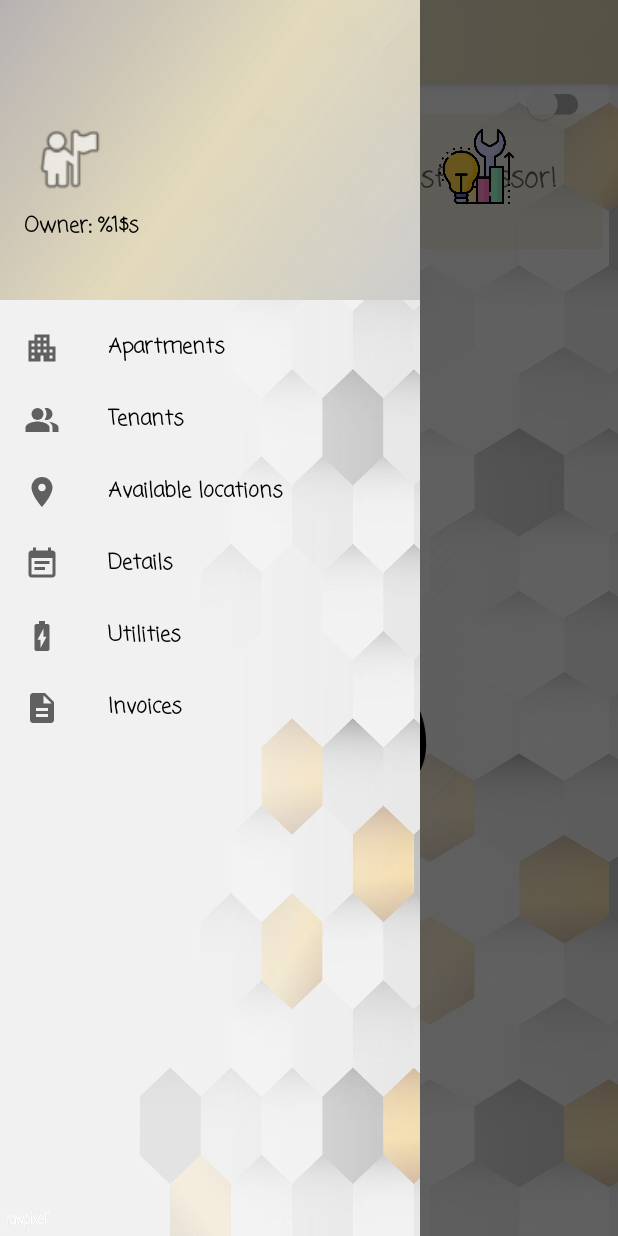
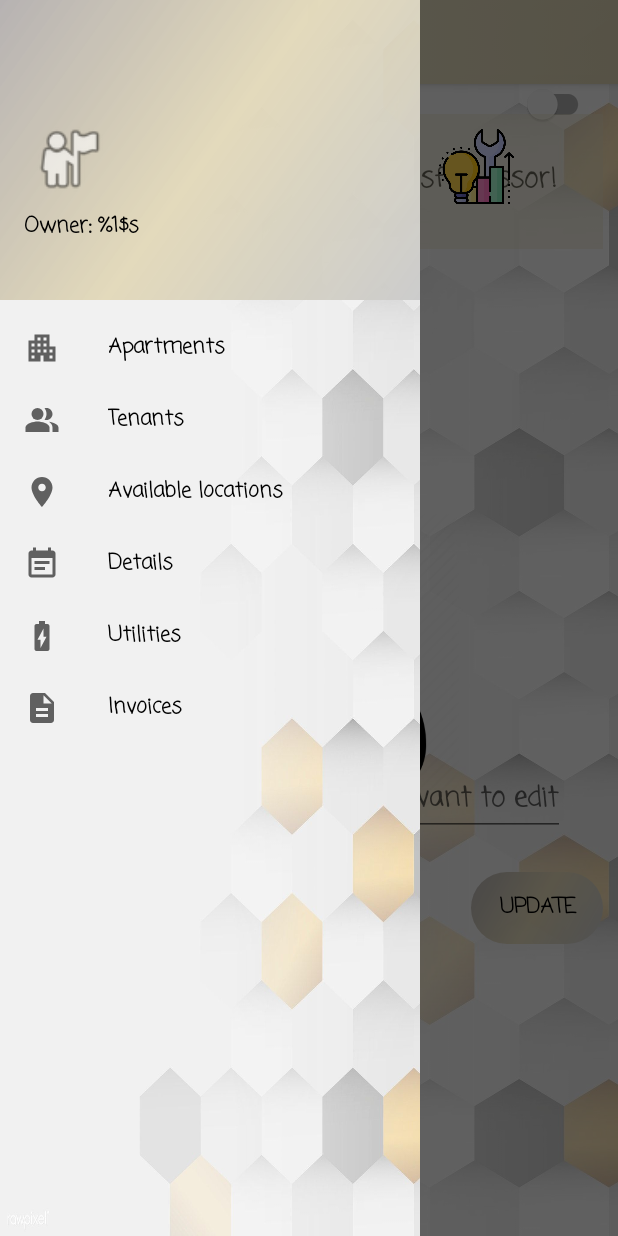
Before and after one commit to IuliaTanase/android_project, an Android app: the fragment UtilityFragment placed in its activity, with the side drawer open, on a phone screen of 412 x 824 dp. Run offline under Robolectric (Android 15) with nearby library versions, the phone set to English and light mode, and no system bars; our stand-ins replace Firebase (no records; nobody signed in at launch, a user with empty details on screens opened directly), Room's generated code; network calls fail.

Commit message:
update done

```diff
--- a/Proiect/app/src/main/java/com/example/proiect/AddUtilityActivity.java
+++ b/Proiect/app/src/main/java/com/example/proiect/AddUtilityActivity.java
@@ -10,6 +10,7 @@ import android.view.View;
 import android.widget.ArrayAdapter;
 import android.widget.Button;
 import android.widget.CompoundButton;
+import android.widget.EditText;
 import android.widget.ScrollView;
 import android.widget.Spinner;
 import android.widget.TextView;
@@ -31,6 +32,8 @@ public class AddUtilityActivity extends AppCompatActivity {
     private TextView tvUtilityName;
     private TextView tvUtilityProvider;
     private SharedPreferences preferences;
+    EditText etUpdateInvoice;
+    Button btnUpdateInvoice;
 
     private Intent i;
     private Utility utility = null;
@@ -125,6 +128,8 @@ public class AddUtilityActivity extends AppCompatActivity {
         btnSave.setOnClickListener(saveUtility());
 
         preferences = getSharedPreferences(MainActivity.THEME_PREF, MODE_PRIVATE);
+
+
     }
 
     private View.OnClickListener saveUtility() {
--- a/Proiect/app/src/main/java/com/example/proiect/fragments/ApartmentsFragment.java
+++ b/Proiect/app/src/main/java/com/example/proiect/fragments/ApartmentsFragment.java
@@ -93,7 +93,7 @@ public class ApartmentsFragment extends Fragment {
         lvApartments = view.findViewById(R.id.androidele_lv_apartments);
 
         grow = AnimationUtils.loadAnimation(getContext(),R.anim.grow);
-        timer = new CountDownTimer(1700,1) {
+        timer = new CountDownTimer(900,1) {
             @Override
             public void onTick(long millisUntilFinished) { }
 
--- a/Proiect/app/src/main/java/com/example/proiect/fragments/UtilityFragment.java
+++ b/Proiect/app/src/main/java/com/example/proiect/fragments/UtilityFragment.java
@@ -12,6 +12,7 @@ import android.view.ViewGroup;
 import android.widget.AdapterView;
 import android.widget.ArrayAdapter;
 import android.widget.Button;
+import android.widget.EditText;
 import android.widget.ListView;
 import android.widget.Spinner;
 import android.widget.Toast;
@@ -40,6 +41,8 @@ public class UtilityFragment extends Fragment {
     private Button addUtility;
     private List<Utility> utilities = new ArrayList<>();
     private UtilityService utilityService;
+    EditText editTextUpdate;
+    Button btnUpdate;
 
     public UtilityFragment() {// Required empty public constructor
     }
@@ -70,12 +73,31 @@ public class UtilityFragment extends Fragment {
         lv_utilities = view.findViewById(R.id.androidele_lvUtilities);
         addUtility = view.findViewById(R.id.androidele_btnAddUtility);
         spinnerProviders = view.findViewById(R.id.androidele_spinnerUtilitiesProviders);
+        editTextUpdate=view.findViewById(R.id.androidele_etUtilityUpdate);
+        btnUpdate = view.findViewById(R.id.androidele_btnUtilityEdit);
         addAdapterProviders();
         addAdapterUtilities();
         spinnerProviders.setOnItemSelectedListener(selectItemSpinner());
         addUtility.setOnClickListener(goToAddActivity(view));
         lv_utilities.setOnItemClickListener(updateUtilityClick());
+        btnUpdate.setOnClickListener(updateItem());
 
+    }
+
+    private View.OnClickListener updateItem() {
+        return new View.OnClickListener() {
+            @Override
+            public void onClick(View v) {
+                int index = Integer.valueOf(editTextUpdate.getText().toString());
+                if(index > 0 && index <= utilities.size()){
+                    Intent i = new Intent(getContext(),AddUtilityActivity.class);
+                    i.putExtra(AddUtilityActivity.UTILITY_KEY,utilities.get(index-1));
+                    startActivityForResult(i,CODE_UPDATE_UTILITY);
+                }else{
+                    Toast.makeText(getContext(),getString(R.string.invalid),Toast.LENGTH_LONG).show();
+                }
+            }
+        };
     }
 
     private AdapterView.OnItemClickListener updateUtilityClick() {
--- a/Proiect/app/src/main/res/layout/fragment_utility.xml
+++ b/Proiect/app/src/main/res/layout/fragment_utility.xml
@@ -59,19 +59,17 @@
     <ListView
         android:id="@+id/androidele_lvUtilities"
         android:layout_width="match_parent"
-        android:layout_height="0dp"
+        android:layout_height="200dp"
+        android:scrollbars="vertical"
+        android:scrollbarAlwaysDrawVerticalTrack="true"
+        app:layout_constraintTop_toBottomOf="@id/androidele_frameLayout"
+        app:layout_constraintStart_toStartOf="parent"
+        app:layout_constraintEnd_toEndOf="parent"
         android:layout_marginLeft="10dp"
+        android:layout_marginRight="10dp"
         android:layout_marginTop="10dp"
-        android:layout_marginRight="10dp"
-        android:layout_marginBottom="10dp"
-        android:clickable="true"
         android:dividerHeight="2dp"
-        android:scrollbarAlwaysDrawVerticalTrack="true"
-        android:scrollbars="vertical"
-        app:layout_constraintBottom_toTopOf="@+id/androidele_btnAddUtility"
-        app:layout_constraintEnd_toEndOf="parent"
-        app:layout_constraintStart_toStartOf="parent"
-        app:layout_constraintTop_toBottomOf="@id/androidele_frameLayout" />
+        android:clickable="true" />
 
     <Button
         android:id="@+id/androidele_btnAddUtility"
@@ -85,7 +83,32 @@
         app:layout_constraintEnd_toEndOf="parent"
         app:layout_constraintHorizontal_bias="0.498"
         app:layout_constraintStart_toStartOf="parent"
-        app:layout_constraintTop_toBottomOf="@id/androidele_lvUtilities" />
+        app:layout_constraintTop_toBottomOf="@id/androidele_lvUtilities"
+        app:layout_constraintVertical_bias="0.19" />
+
+    <EditText
+        android:layout_width="wrap_content"
+        android:layout_height="wrap_content"
+        android:id="@+id/androidele_etUtilityUpdate"
+        android:hint="@string/write_down_which_one_you_want_to_edit"
+        android:inputType="number"
+        app:layout_constraintTop_toBottomOf="@id/androidele_btnAddUtility"
+        app:layout_constraintStart_toStartOf="parent"
+        app:layout_constraintEnd_toEndOf="parent"
+        android:layout_marginLeft="5dp"
+        android:layout_marginTop="10dp"></EditText>
+
+    <Button
+        android:id="@+id/androidele_btnUtilityEdit"
+        android:layout_width="wrap_content"
+        android:layout_height="wrap_content"
+        android:layout_marginRight="10dp"
+        android:text="@string/androidele_update"
+        app:layout_constraintBottom_toBottomOf="parent"
+        app:layout_constraintEnd_toEndOf="parent"
+        app:layout_constraintTop_toBottomOf="@id/androidele_etUtilityUpdate"
+        app:layout_constraintVertical_bias="0.110000014"
+        android:background="@drawable/rounded_corners"/>
 
 
 </androidx.constraintlayout.widget.ConstraintLayout>
--- a/Proiect/app/src/main/res/values/strings.xml
+++ b/Proiect/app/src/main/res/values/strings.xml
@@ -108,6 +108,8 @@
     <string name="utility_name">Utility name</string>
     <string name="add_a_new_utility">Add a new utility</string>
     <string name="add_a_new_invoice">Add a new invoice</string>
+    <string name="write_down_which_one_you_want_to_edit">Write down which one you want to edit</string>
+    <string name="invalid">Invalid number. It should be one between 1 and the length of list</string>
 
     <string-array name="apartment_nr_of_rooms">
         <item>1</item>
```
Also changed, not shown: Proiect/app/src/main/java/com/example/proiect/fragments/InvoiceFragment.java (+27 -0 lines), Proiect/app/src/main/res/layout/fragment_invoice.xml (+34 -10 lines).
